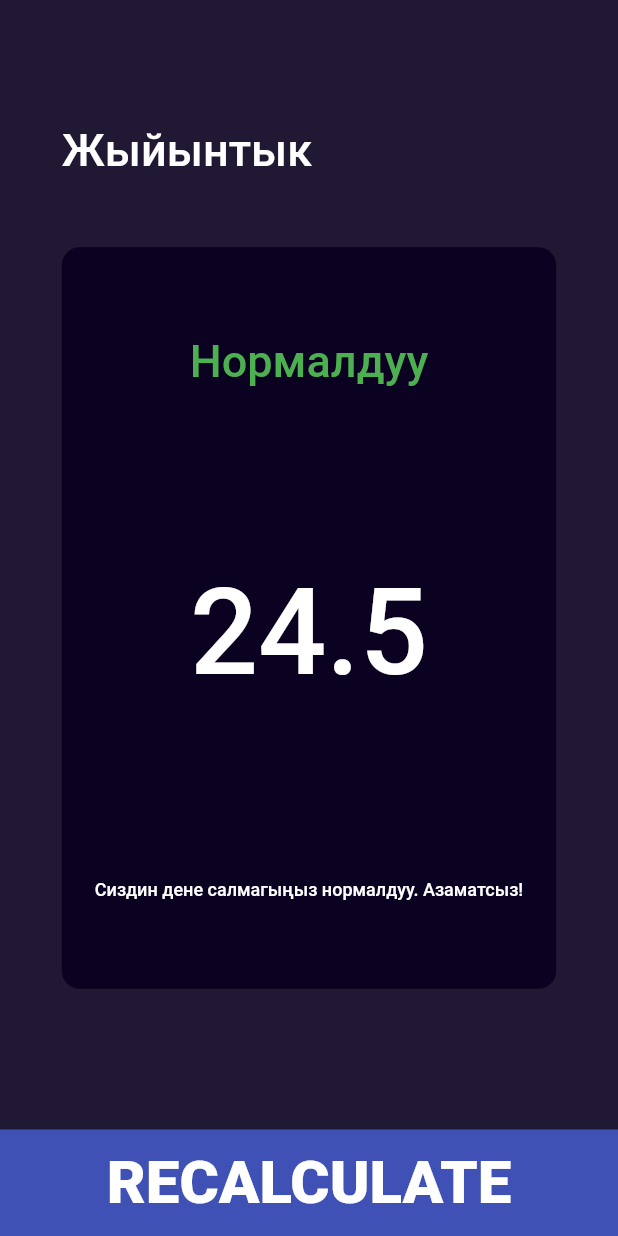
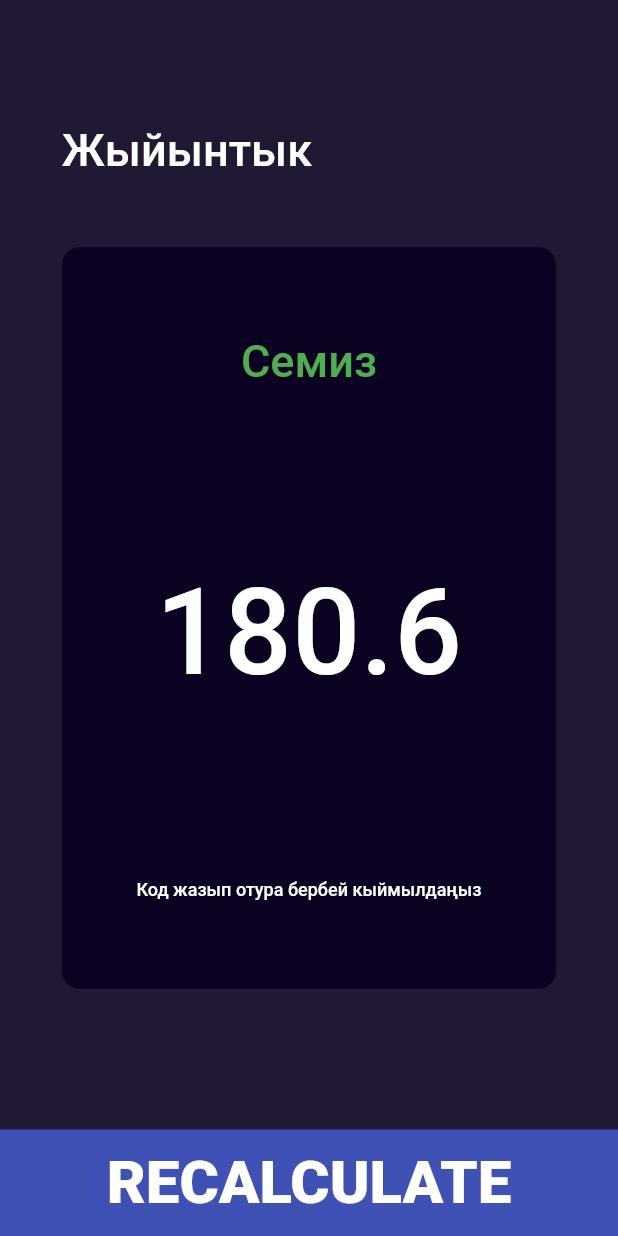
Before and after one commit to JanibekJali/Kurs11_bmi_calculator, a Flutter app: the screen it shows after launch, after a tap on the "remove" icon, after a tap on the "add" icon, after a tap on "CALCULATE", on a phone screen of 412 x 824 dp. Run offline on Flutter 3.47's test engine with Material 2 defaults, Android fonts, the light colour scheme and no system bars; our stand-ins replace font_awesome_flutter.

Commit message:
Bmi buutu

```diff
--- /dev/null
+++ b/lib/data/local_data/bmi_calculator.dart
@@ -0,0 +1,30 @@
+import 'dart:math';
+
+class BmiCalculatorData {
+  static double calculateBmi({double? height, int? kg}) {
+    final bmiJoop = kg! / pow(height! / 100, 2);
+    return bmiJoop;
+  }
+
+  static String? bmiResult(bmiJoop) {
+    if (bmiJoop >= 25) {
+      return 'Семиз';
+    } else if (bmiJoop > 18.5) {
+      return 'Норма';
+    } else if (bmiJoop < 18.5) {
+      return 'Арык';
+    }
+    return null;
+  }
+
+  static String? giveDescription(bmiJoop) {
+    if (bmiJoop >= 25) {
+      return 'Код жазып отура бербей кыймылдаңыз';
+    } else if (bmiJoop > 18.5) {
+      return 'Норма эле экенсиз код жазуудан баш көтөрбөң';
+    } else if (bmiJoop < 18.5) {
+      return 'Семириңиз!';
+    }
+    return null;
+  }
+}
--- a/lib/main.dart
+++ b/lib/main.dart
@@ -8,19 +8,20 @@ void main() {
 
 class BmiCalculator extends StatelessWidget {
   const BmiCalculator({super.key});
- @override
-Widget build(BuildContext context) {
+  @override
+  Widget build(BuildContext context) {
     return MaterialApp(
       debugShowCheckedModeBanner: false,
       title: 'Flutter Demo',
       theme: ThemeData(
         primarySwatch: Colors.blue,
       ),
-      initialRoute: '/homeScreen',
-      routes: {
-        '/homeScreen': (context) => HomeScreen(),
-        '/resultScreen': (context) => ResultScreen(),
-      },
+      // initialRoute: '/homeScreen',
+      home: HomeScreen(),
+      // routes: {
+      //   '/homeScreen': (context) => HomeScreen(),
+      //   '/resultScreen': (context) => ResultScreen(),
+      // },
     );
   }
 }
--- a/lib/screens/home_screen.dart
+++ b/lib/screens/home_screen.dart
@@ -2,6 +2,7 @@ import 'package:flutter/material.dart';
 import 'package:font_awesome_flutter/font_awesome_flutter.dart';
 import 'package:kurs11_bmi_calc/constants/colors/app_colors.dart';
 import 'package:kurs11_bmi_calc/constants/text_styles/app_text_styles.dart';
+import 'package:kurs11_bmi_calc/screens/result_screen.dart';
 import 'package:kurs11_bmi_calc/widgets/calculate_widget.dart';
 import 'package:kurs11_bmi_calc/widgets/genderContainerWidget.dart';
 import 'package:kurs11_bmi_calc/widgets/weight_age_widget.dart';
@@ -94,21 +95,6 @@ class _HomeScreenState extends State<HomeScreen> {
     setState(() {});
   }
 
-  /// primer1
-  // void male() {
-  //   setState(() {
-  //     maleSelected = activeColor;
-  //     femaleSelected = inactiveColor;
-  //   });
-  // }
-
-  // void female() {
-  //   setState(() {
-  //     femaleSelected = activeColor;
-  //     maleSelected = inactiveColor;
-  //   });
-  // }
-
   Color maleSelected = inactiveColor;
   Color femaleSelected = inactiveColor;
 
@@ -123,19 +109,6 @@ class _HomeScreenState extends State<HomeScreen> {
     }
     setState(() {});
   }
-
-  /// primer2 san menen
-  // void maleFamale(int san) {
-  //   setState(() {});
-  //   if (san == 1) {
-  //     maleSelected = activeColor;
-  //     femaleSelected = inactiveColor;
-  //   }
-  //   if (san == 2) {
-  //     femaleSelected = activeColor;
-  //     maleSelected = inactiveColor;
-  //   }
-  // }
 
   @override
   Widget build(BuildContext context) {
@@ -262,9 +235,12 @@ class _HomeScreenState extends State<HomeScreen> {
         bottomNavigationBar: CalculateWidget(
           labal: 'CalCulaTe',
           onTap: () {
-            Navigator.pushNamed(
+            Navigator.push(
               context,
-              '/resultScreen',
+              MaterialPageRoute(
+                builder: (context) =>
+                    ResultScreen(height: currentHeightState, weight: weight),
+              ),
             );
           },
         ),
--- a/lib/screens/result_screen.dart
+++ b/lib/screens/result_screen.dart
@@ -1,14 +1,18 @@
 import 'package:flutter/material.dart';
 import 'package:kurs11_bmi_calc/constants/colors/app_colors.dart';
 import 'package:kurs11_bmi_calc/constants/text_styles/app_text_styles.dart';
+import 'package:kurs11_bmi_calc/data/local_data/bmi_calculator.dart';
+
 import 'package:kurs11_bmi_calc/widgets/calculate_widget.dart';
 
 class ResultScreen extends StatelessWidget {
-  const ResultScreen({super.key});
-
+  const ResultScreen({required this.height, required this.weight});
+  final double height;
+  final int weight;
   @override
   Widget build(BuildContext context) {
     var size = MediaQuery.of(context).size;
+    double bmi = BmiCalculatorData.calculateBmi(height: height, kg: weight);
     return Scaffold(
       backgroundColor: AppColors.secondaryColor,
       body: SafeArea(
@@ -31,8 +35,8 @@ class ResultScreen extends StatelessWidget {
               ),
               Center(
                 child: Container(
-                  height: size.height * 0.6,
-                  width: size.width * 0.8,
+                  height: MediaQuery.of(context).size.height * 0.6,
+                  width: MediaQuery.of(context).size.width * 0.8,
                   decoration: BoxDecoration(
                     color: AppColors.mainColor,
                     borderRadius: BorderRadius.circular(12),
@@ -41,15 +45,15 @@ class ResultScreen extends StatelessWidget {
                     mainAxisAlignment: MainAxisAlignment.spaceAround,
                     children: [
                       Text(
-                        'Нормалдуу',
+                        BmiCalculatorData.bmiResult(bmi).toString(),
                         style: AppTextStyles.green30w500,
                       ),
                       Text(
-                        '24.5',
+                        bmi.toStringAsFixed(1),
                         style: AppTextStyles.white80w500,
                       ),
                       Text(
-                        'Сиздин дене салмагыңыз нормалдуу. Азаматсыз!  ',
+                        BmiCalculatorData.giveDescription(bmi).toString(),
                         textAlign: TextAlign.center,
                         style: AppTextStyles.white12w500,
                       ),
```
Also changed, not shown: pubspec.lock.
